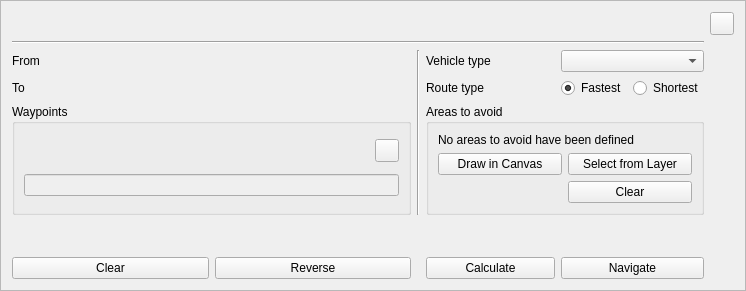
kadas-albireo/kadas-albireo2, file kadasrouting/gui/optimalroutebottombar.ui: the form before one commit.
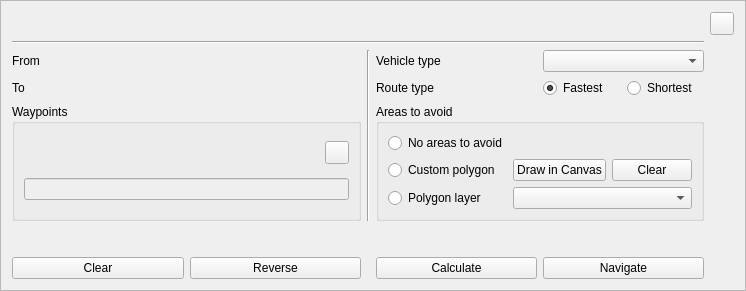
The form after the commit. Icons and pictures are not drawn.

Commit message: use full layer in areas to avoid for routing

Patch:
```diff
--- a/kadasrouting/gui/optimalroutebottombar.ui
+++ b/kadasrouting/gui/optimalroutebottombar.ui
@@ -243,16 +243,6 @@
      </property>
      <layout class="QGridLayout" name="gridLayout_3">
       <item row="1" column="1">
-       <widget class="QPushButton" name="btnAreasToAvoidFromLayer">
-        <property name="text">
-         <string>Select from Layer</string>
-        </property>
-        <property name="checkable">
-         <bool>true</bool>
-        </property>
-       </widget>
-      </item>
-      <item row="1" column="0">
        <widget class="QPushButton" name="btnAreasToAvoidFromCanvas">
         <property name="text">
          <string>Draw in Canvas</string>
@@ -262,17 +252,34 @@
         </property>
        </widget>
       </item>
-      <item row="2" column="1">
+      <item row="1" column="2">
        <widget class="QPushButton" name="btnAreasToAvoidClear">
         <property name="text">
          <string>Clear</string>
         </property>
        </widget>
       </item>
-      <item row="0" column="0" colspan="2">
-       <widget class="QLabel" name="labelAreasToAvoid">
+      <item row="2" column="0">
+       <widget class="QRadioButton" name="radioAreasToAvoidLayer">
         <property name="text">
-         <string>No areas to avoid have been defined</string>
+         <string>Polygon layer</string>
+        </property>
+       </widget>
+      </item>
+      <item row="1" column="0">
+       <widget class="QRadioButton" name="radioAreasToAvoidPolygon">
+        <property name="text">
+         <string>Custom polygon</string>
+        </property>
+       </widget>
+      </item>
+      <item row="2" column="1" colspan="2">
+       <widget class="QComboBox" name="comboAreasToAvoidLayers"/>
+      </item>
+      <item row="0" column="0">
+       <widget class="QRadioButton" name="radioAreasToAvoidNone">
+        <property name="text">
+         <string>No areas to avoid</string>
         </property>
        </widget>
       </item>
```
The commit also changes 1 other file.
